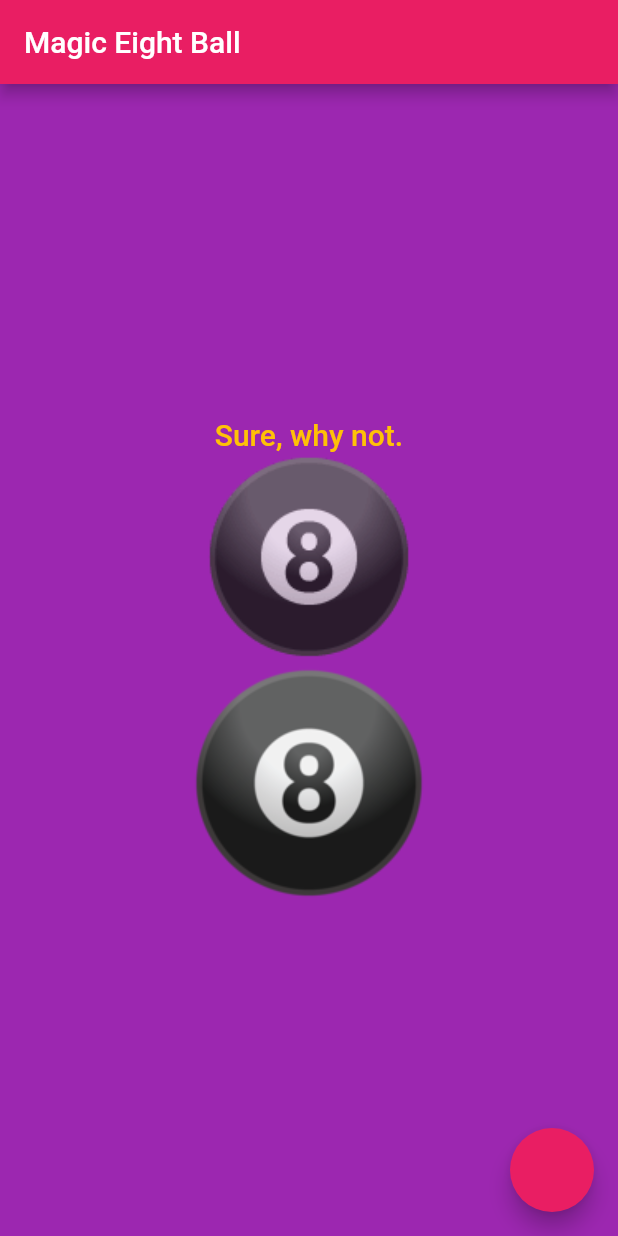
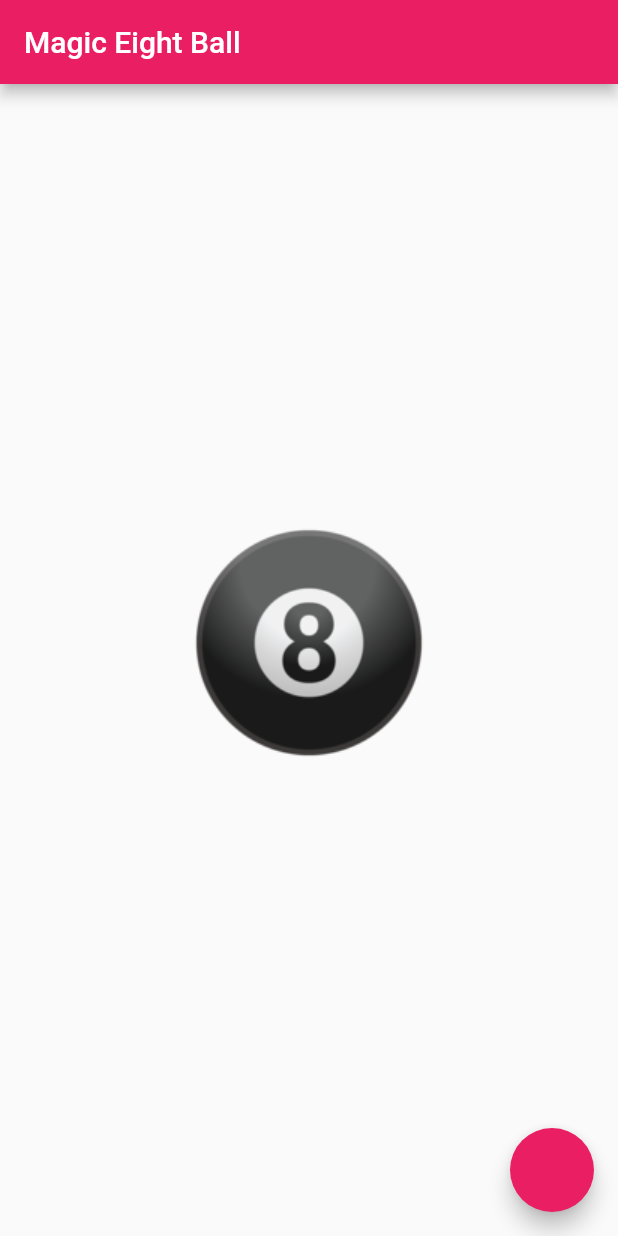
Before and after one commit to glesica/magic_eight_ball, a Flutter app: the screen it shows after launch, on a phone screen of 412 x 824 dp. Run offline on Flutter 3.47's test engine with Material 2 defaults, Android fonts, the phone set to English and light mode, and no system bars.

```diff
--- a/lib/src/eight_ball.dart
+++ b/lib/src/eight_ball.dart
@@ -1,3 +1,4 @@
+import 'dart:async';
 import 'dart:math';
 
 import 'package:flutter/material.dart';
@@ -12,15 +13,32 @@ class EightBallWidget extends StatefulWidget {
 }
 
 class EightBallWidgetState extends State<EightBallWidget> {
-  static const timeout = const Duration(seconds: 3);
+
+  bool _isShaking = false;
+  String imagePath = 'assets/eight_ball.png';
   int _choose(int num) {
     return Random().nextInt(num);
   }
 
+  // @override
+  // void initState(){}
+
   @override
   Widget build(BuildContext context) {
-    final message = widget.messages[_choose(widget.messages.length)];
-    final backgroundColor = widget.colors[_choose(widget.colors.length)];
+    String message = "";
+    Color backgroundColor = Color(0x000000);
+    if(_isShaking) {
+      imagePath = 'assets/eight_ball.gif';
+      var timeout = Duration(seconds: 3);
+      Timer(timeout, (){
+        setState(() {
+          _isShaking = false;
+          imagePath = 'assets/eight_ball.png';
+          message = widget.messages[_choose(widget.messages.length)];
+          backgroundColor = widget.colors[_choose(widget.colors.length)];
+        });
+      });
+    }
     return Scaffold(
       appBar: new AppBar(
         // Here we take the value from the MyHomePage object that was created by
@@ -34,12 +52,12 @@ class EightBallWidgetState extends State<EightBallWidget> {
           child: Column(
             mainAxisAlignment: MainAxisAlignment.center,
             children: <Widget>[
+              Image.asset(imagePath),
               Text(
                 message,
                 style: Theme.of(context).textTheme.title,
               ),
-              Text('🎱', style: TextStyle(fontSize: 120.0)),
-              Image.asset('assets/eight_ball.png'),
+              // Text('🎱', style: TextStyle(fontSize: 120.0)),
             ],
           ),
         ),
@@ -48,7 +66,9 @@ class EightBallWidgetState extends State<EightBallWidget> {
         ),
       ),
       floatingActionButton: FloatingActionButton(
-        onPressed: () => setState(() {}),
+        onPressed: () => setState(() {
+          _isShaking = true;
+        }),
       ),
     );
   }
```
